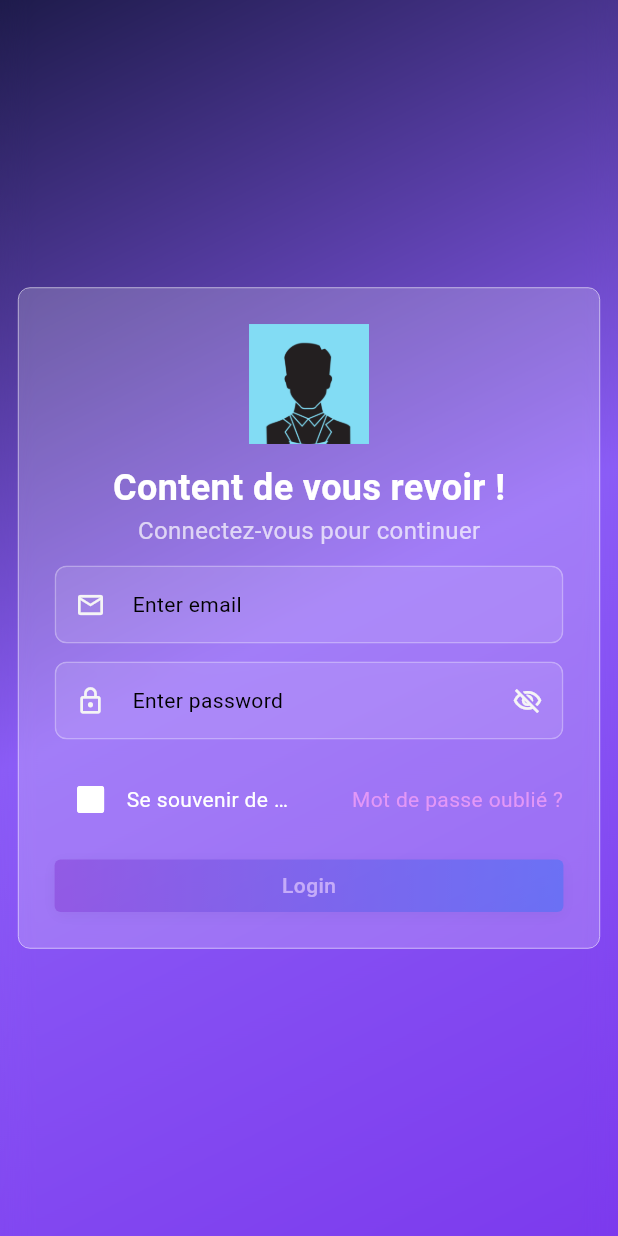
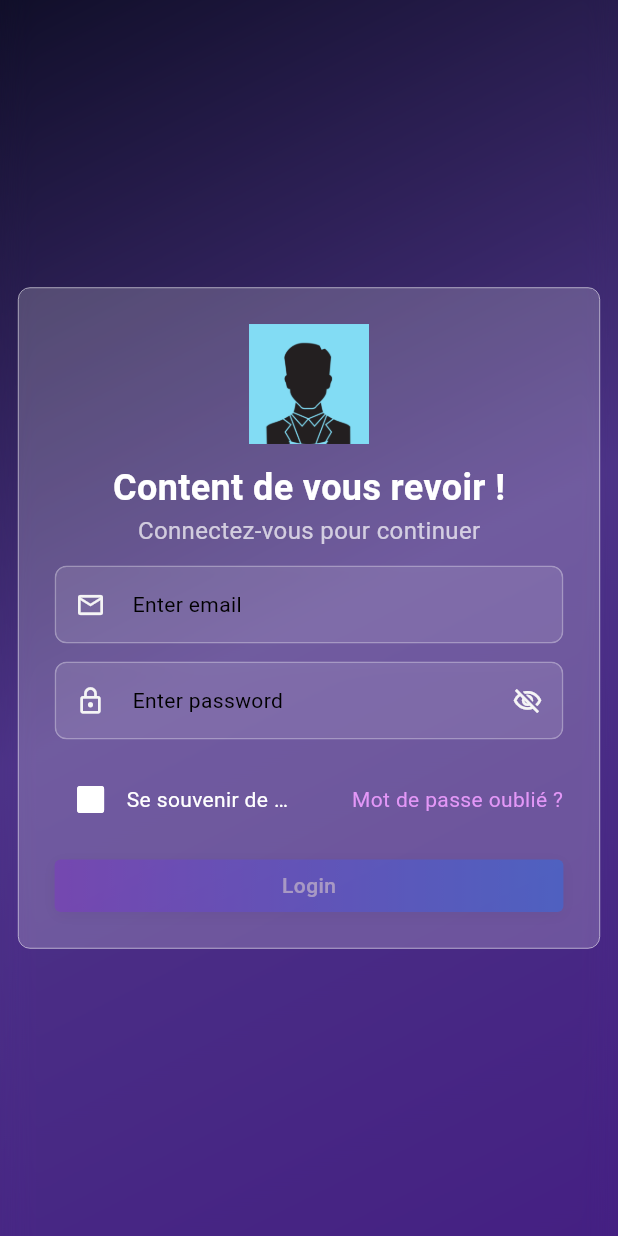
Before and after one commit to beyremagrebi/udemy-app-mobile, a Flutter app: the screen it shows after launch, on a phone screen of 412 x 824 dp. Run offline on Flutter 3.47's test engine with Material 3 defaults, Android fonts, the phone set to English and light mode, and no system bars; our stand-ins replace cached_network_image, flutter_dotenv, flutter_spinkit, google_fonts.

Commit message:
edit background scaffold

```diff
--- a/lib/presentation/utils/app_scaffold.dart
+++ b/lib/presentation/utils/app_scaffold.dart
@@ -32,8 +32,15 @@ class AppScaffold extends Scaffold {
   });
 
   @override
-  Color? get backgroundColor => super.backgroundColor ?? Colors.white;
+  Color? get backgroundColor => super.backgroundColor ?? Colors.transparent;
 
   @override
-  Widget? get body => gradientSurfaceWidget(super.body);
+  Widget? get body => gradientSurfaceWidget(
+        Container(
+          width: double.infinity,
+          height: double.infinity,
+          color: Colors.black45,
+          child: super.body,
+        ),
+      );
 }
--- a/lib/widgets/common/widgets.dart
+++ b/lib/widgets/common/widgets.dart
@@ -22,9 +22,7 @@ Widget gradientAppBarWidget(Widget? child) {
 }
 
 Widget? gradientSurfaceWidget(Widget? child) {
-  return Container(
-    width: double.infinity,
-    height: double.infinity,
+  return DecoratedBox(
     decoration: const BoxDecoration(
       gradient: AppGradients.surfaceGradient,
     ),
```
